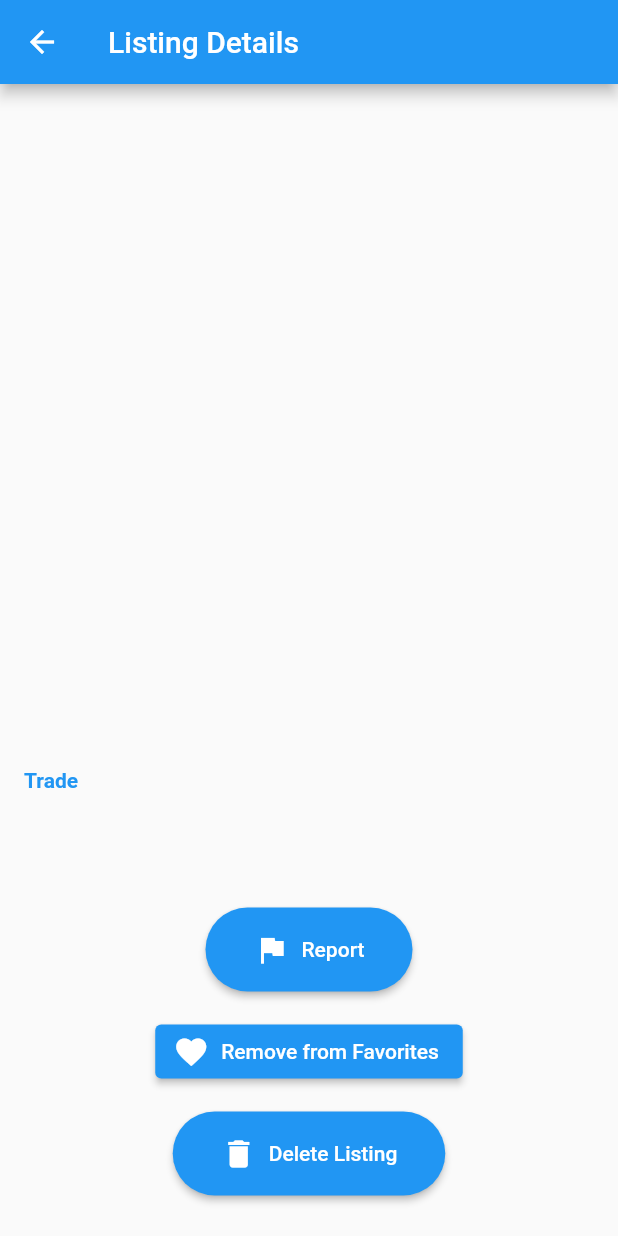
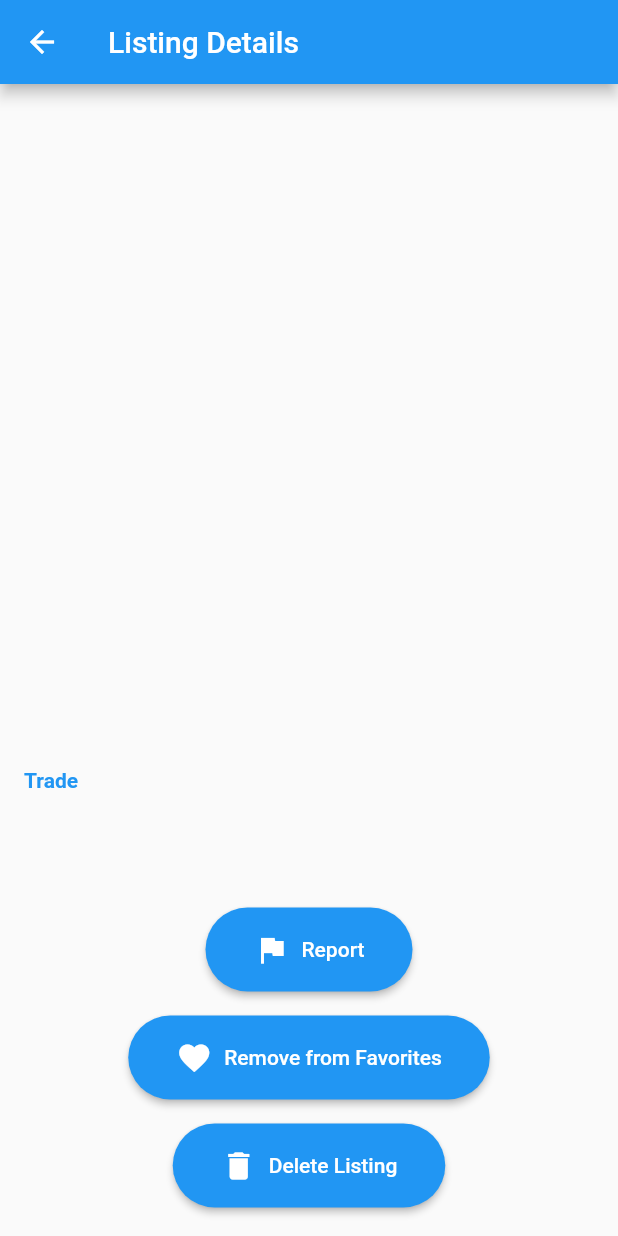
Before and after one commit to uhojin/student-trading-post, a Flutter app: the ListingDetailsScreen screen opened directly with empty values, on a phone screen of 412 x 824 dp. Run offline on Flutter 3.47's test engine with Material 2 defaults, Android fonts, the light colour scheme and no system bars; our stand-ins replace appinio_swiper, camera, cloud_firestore, firebase_auth, firebase_core, firebase_storage and 1 more; accounts and stored records are empty; network calls fail; statements that could not run were skipped.

Commit message:
final commit for the project.

```diff
--- a/lib/screens/listing_details_screen.dart
+++ b/lib/screens/listing_details_screen.dart
@@ -206,6 +206,12 @@ class _ListingDetailsScreenState extends State<ListingDetailsScreen> with Single
     },
     icon: _isFavorite ? Icon(Icons.favorite) : Icon(Icons.favorite_border),
     label: Text(_isFavorite ? 'Remove from Favorites' : 'Add to Favorites'),
+        style: ElevatedButton.styleFrom(
+          shape: RoundedRectangleBorder(
+            borderRadius: BorderRadius.circular(32.0),
+          ),
+          padding: const EdgeInsets.symmetric(horizontal: 32.0, vertical: 16.0),
+        )
     )
 ,
 
```
